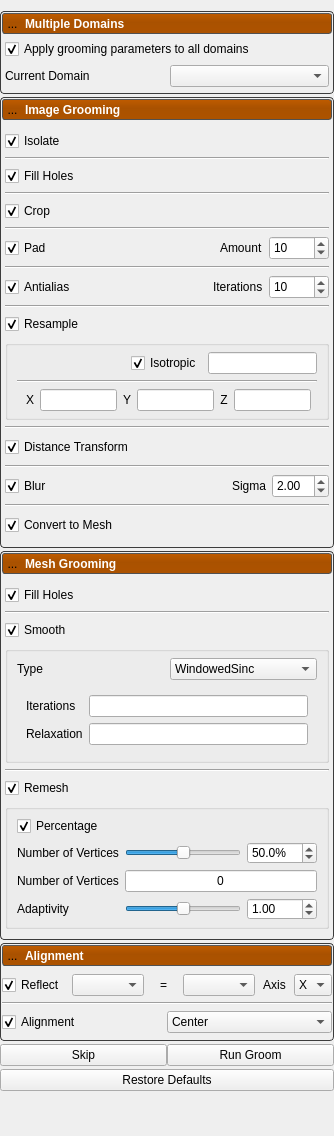
Old version of the form Studio/src/Groom/GroomTool.ui in the repository SCIInstitute/ShapeWorks.
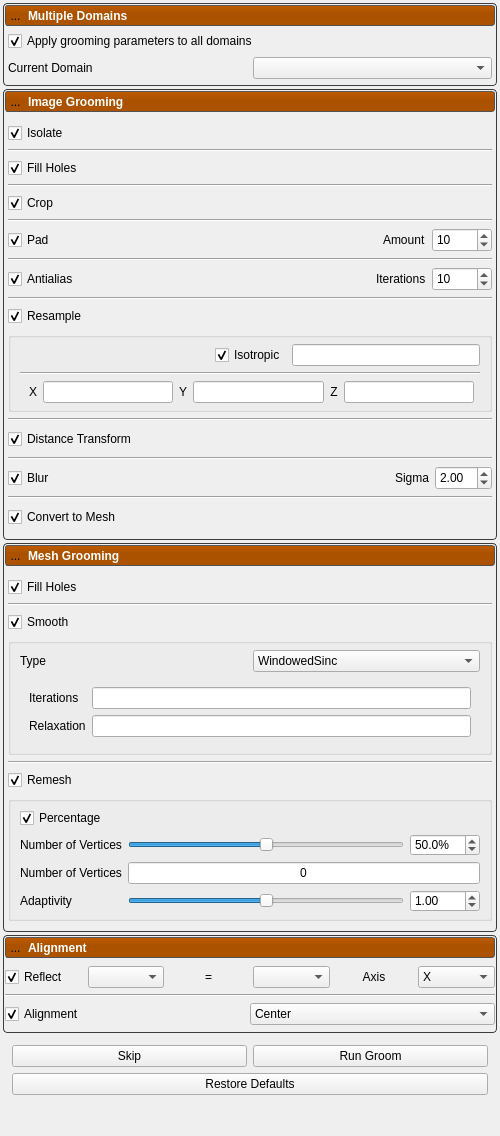
New version of the form. Icons and pictures are not drawn.

Commit message: Consistent interface across tools.

The edit to the form file:
```diff
--- a/Studio/src/Groom/GroomTool.ui
+++ b/Studio/src/Groom/GroomTool.ui
@@ -6,7 +6,7 @@
    <rect>
     <x>0</x>
     <y>0</y>
-    <width>334</width>
+    <width>500</width>
     <height>1136</height>
    </rect>
   </property>
@@ -137,13 +137,16 @@
     <number>3</number>
    </property>
    <property name="leftMargin">
-    <number>0</number>
+    <number>3</number>
+   </property>
+   <property name="topMargin">
+    <number>3</number>
    </property>
    <property name="rightMargin">
-    <number>0</number>
+    <number>3</number>
    </property>
    <property name="bottomMargin">
-    <number>0</number>
+    <number>3</number>
    </property>
    <item>
     <widget class="QWidget" name="domain_panel" native="true">
@@ -1963,33 +1966,32 @@
     </widget>
    </item>
    <item>
-    <layout class="QHBoxLayout" name="buttons">
-     <property name="spacing">
-      <number>0</number>
-     </property>
-     <item>
+    <widget class="QWidget" name="button_box" native="true">
+     <layout class="QGridLayout" name="gridLayout">
+      <item row="0" column="0">
       <widget class="QPushButton" name="skip_button">
        <property name="text">
         <string>Skip</string>
        </property>
       </widget>
      </item>
-     <item>
+      <item row="0" column="1">
       <widget class="QPushButton" name="run_groom_button">
        <property name="text">
         <string>Run Groom</string>
        </property>
       </widget>
      </item>
-    </layout>
-   </item>
-   <item>
+      <item row="1" column="0" colspan="2">
     <widget class="QPushButton" name="restore_defaults">
      <property name="text">
       <string>Restore Defaults</string>
      </property>
     </widget>
    </item>
+     </layout>
+    </widget>
+   </item>
    <item>
     <spacer name="verticalSpacer">
      <property name="orientation">
```
Left out of the diff: 3 changed lines with no effect on the pictures. Lines whose indentation alone changed are shown as unchanged. The commit also changes 3 other files.
